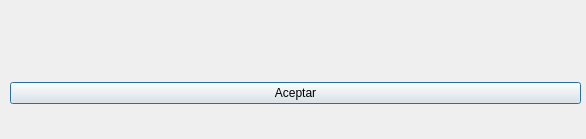
Above: UI/dialogUI.ui from 18Orion/GestorDePacientesRadioterapia before the change. Below: the same form after it.
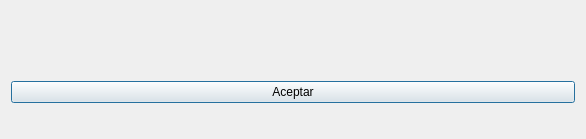
That is the form after the change.

Patch:
```diff
--- a/UI/dialogUI.ui
+++ b/UI/dialogUI.ui
@@ -13,16 +13,7 @@
   <property name="windowTitle">
    <string>Diálogo</string>
   </property>
-  <widget class="QWidget" name="verticalLayoutWidget">
-   <property name="geometry">
-    <rect>
-     <x>10</x>
-     <y>10</y>
-     <width>571</width>
-     <height>121</height>
-    </rect>
-   </property>
-   <layout class="QVBoxLayout" name="verticalLayout">
+  <layout class="QVBoxLayout" name="verticalLayout_2">
     <item>
      <widget class="QLabel" name="advise">
       <property name="sizePolicy">
@@ -47,7 +38,6 @@
      </widget>
     </item>
    </layout>
-  </widget>
  </widget>
  <resources/>
  <connections/>
```
Lines whose indentation alone changed are shown as unchanged.
